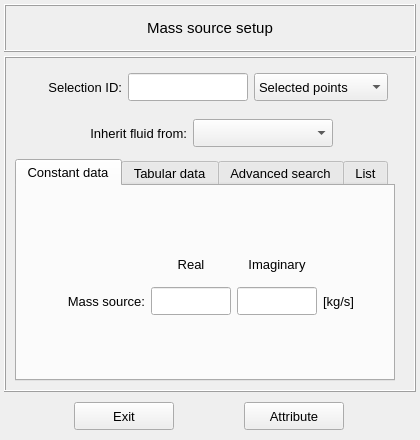
MOPT-UFSC/VIBRA, file vibra/interface/data/ui_files/model/acoustic/mass_source_inputs.ui: the form before one commit.
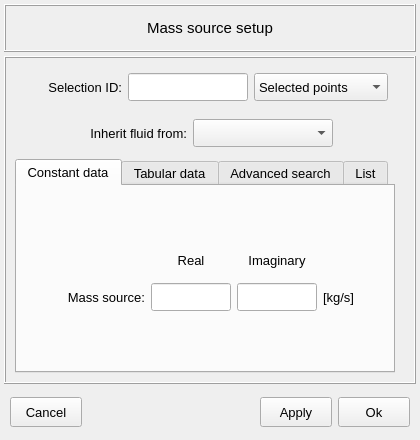
The form after the commit. Icons and pictures are not drawn.

Diff of the .ui file:
```diff
--- a/vibra/interface/data/ui_files/model/acoustic/mass_source_inputs.ui
+++ b/vibra/interface/data/ui_files/model/acoustic/mass_source_inputs.ui
@@ -1614,14 +1614,14 @@
     <widget class="QFrame" name="frame_11">
      <property name="minimumSize">
       <size>
-       <width>340</width>
-       <height>40</height>
+       <width>0</width>
+       <height>48</height>
       </size>
      </property>
      <property name="maximumSize">
       <size>
        <width>16777215</width>
-       <height>100</height>
+       <height>48</height>
       </size>
      </property>
      <property name="frameShape">
@@ -1632,37 +1632,36 @@
      </property>
      <layout class="QGridLayout" name="gridLayout_14">
       <property name="leftMargin">
-       <number>0</number>
+       <number>6</number>
       </property>
       <property name="topMargin">
        <number>0</number>
       </property>
       <property name="rightMargin">
-       <number>0</number>
+       <number>6</number>
       </property>
       <property name="bottomMargin">
        <number>0</number>
       </property>
-      <property name="spacing">
+      <property name="verticalSpacing">
        <number>0</number>
       </property>
-      <item row="0" column="0">
-       <widget class="QPushButton" name="pushButton_exit">
+      <item row="0" column="3">
+       <widget class="QPushButton" name="pushButton_apply_and_close">
         <property name="minimumSize">
          <size>
-          <width>100</width>
-          <height>28</height>
+          <width>72</width>
+          <height>30</height>
          </size>
         </property>
         <property name="maximumSize">
          <size>
-          <width>100</width>
-          <height>28</height>
+          <width>72</width>
+          <height>30</height>
          </size>
         </property>
         <property name="font">
          <font>
-          <family>MS Shell Dlg 2</family>
           <pointsize>10</pointsize>
           <italic>false</italic>
           <bold>false</bold>
@@ -1672,30 +1671,35 @@
          <string notr="true"/>
         </property>
         <property name="text">
-         <string>Exit</string>
+         <string>Ok</string>
         </property>
         <property name="autoDefault">
          <bool>false</bool>
         </property>
+        <property name="default">
+         <bool>false</bool>
+        </property>
+        <property name="flat">
+         <bool>false</bool>
+        </property>
        </widget>
       </item>
       <item row="0" column="2">
        <widget class="QPushButton" name="pushButton_attribute">
         <property name="minimumSize">
          <size>
-          <width>100</width>
-          <height>28</height>
+          <width>72</width>
+          <height>30</height>
          </size>
         </property>
         <property name="maximumSize">
          <size>
-          <width>100</width>
-          <height>28</height>
+          <width>72</width>
+          <height>30</height>
          </size>
         </property>
         <property name="font">
          <font>
-          <family>MS Shell Dlg 2</family>
           <pointsize>10</pointsize>
           <italic>false</italic>
           <bold>false</bold>
@@ -1705,13 +1709,70 @@
          <string notr="true"/>
         </property>
         <property name="text">
-         <string>Attribute</string>
+         <string>Apply</string>
         </property>
         <property name="autoDefault">
          <bool>false</bool>
         </property>
+        <property name="default">
+         <bool>false</bool>
+        </property>
+        <property name="flat">
+         <bool>false</bool>
+        </property>
        </widget>
       </item>
+      <item row="0" column="0">
+       <widget class="QPushButton" name="pushButton_cancel">
+        <property name="minimumSize">
+         <size>
+          <width>72</width>
+          <height>30</height>
+         </size>
+        </property>
+        <property name="maximumSize">
+         <size>
+          <width>72</width>
+          <height>30</height>
+         </size>
+        </property>
+        <property name="font">
+         <font>
+          <pointsize>10</pointsize>
+          <italic>false</italic>
+          <bold>false</bold>
+         </font>
+        </property>
+        <property name="styleSheet">
+         <string notr="true"/>
+        </property>
+        <property name="text">
+         <string>Cancel</string>
+        </property>
+        <property name="autoDefault">
+         <bool>false</bool>
+        </property>
+        <property name="default">
+         <bool>false</bool>
+        </property>
+        <property name="flat">
+         <bool>false</bool>
+        </property>
+       </widget>
+      </item>
+      <item row="0" column="1">
+       <spacer name="horizontalSpacer_17">
+        <property name="orientation">
+         <enum>Qt::Orientation::Horizontal</enum>
+        </property>
+        <property name="sizeHint" stdset="0">
+         <size>
+          <width>40</width>
+          <height>20</height>
+         </size>
+        </property>
+       </spacer>
+      </item>
      </layout>
     </widget>
    </item>
```
Left out of the diff: 104 changed lines with no effect on the pictures.
